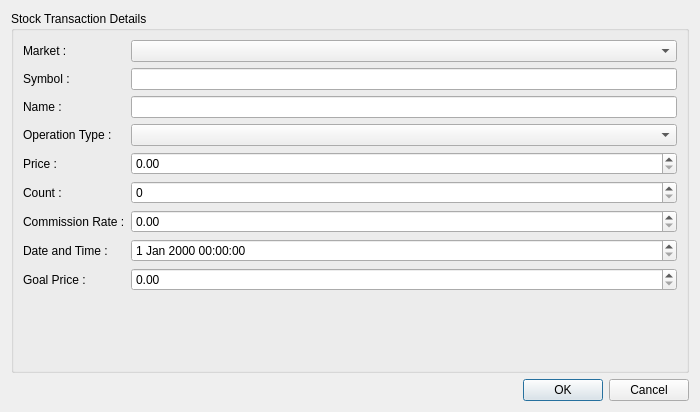
Old version of the form UIFiles/stockdialog.ui in the repository ukll/investpor.
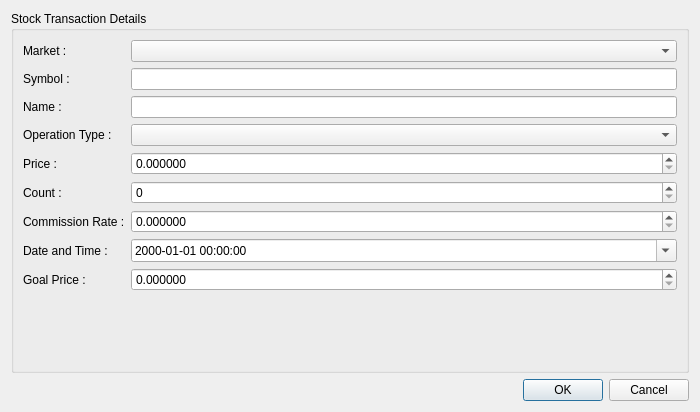
New version of the form.

Commit message: Sets StockDialog form elements' attributes

Patch:
```diff
--- a/UIFiles/stockdialog.ui
+++ b/UIFiles/stockdialog.ui
@@ -74,7 +74,17 @@
        </widget>
       </item>
       <item row="4" column="1">
-       <widget class="QDoubleSpinBox" name="dsbPrice"/>
+       <widget class="QDoubleSpinBox" name="dsbPrice">
+        <property name="prefix">
+         <string/>
+        </property>
+        <property name="decimals">
+         <number>6</number>
+        </property>
+        <property name="maximum">
+         <double>1000000.000000000000000</double>
+        </property>
+       </widget>
       </item>
       <item row="5" column="0">
        <widget class="QLabel" name="lblCount">
@@ -94,7 +104,14 @@
        </widget>
       </item>
       <item row="6" column="1">
-       <widget class="QDoubleSpinBox" name="dsbCommissionRate"/>
+       <widget class="QDoubleSpinBox" name="dsbCommissionRate">
+        <property name="decimals">
+         <number>6</number>
+        </property>
+        <property name="maximum">
+         <double>100.000000000000000</double>
+        </property>
+       </widget>
       </item>
       <item row="7" column="0">
        <widget class="QLabel" name="lblDateTime">
@@ -104,7 +121,35 @@
        </widget>
       </item>
       <item row="7" column="1">
-       <widget class="QDateTimeEdit" name="dteDateTime"/>
+       <widget class="QDateTimeEdit" name="dteDateTime">
+        <property name="date">
+         <date>
+          <year>2000</year>
+          <month>1</month>
+          <day>1</day>
+         </date>
+        </property>
+        <property name="maximumDate">
+         <date>
+          <year>2250</year>
+          <month>12</month>
+          <day>31</day>
+         </date>
+        </property>
+        <property name="minimumDate">
+         <date>
+          <year>2000</year>
+          <month>1</month>
+          <day>1</day>
+         </date>
+        </property>
+        <property name="displayFormat">
+         <string>yyyy-MM-dd hh:mm:ss</string>
+        </property>
+        <property name="calendarPopup">
+         <bool>true</bool>
+        </property>
+       </widget>
       </item>
       <item row="8" column="0">
        <widget class="QLabel" name="lblGoalPrice">
@@ -114,7 +159,14 @@
        </widget>
       </item>
       <item row="8" column="1">
-       <widget class="QDoubleSpinBox" name="dsbGoalPrice"/>
+       <widget class="QDoubleSpinBox" name="dsbGoalPrice">
+        <property name="decimals">
+         <number>6</number>
+        </property>
+        <property name="maximum">
+         <double>1000000.000000000000000</double>
+        </property>
+       </widget>
       </item>
      </layout>
     </widget>
```
Left out of the diff: 45 changed lines with no effect on the pictures.
